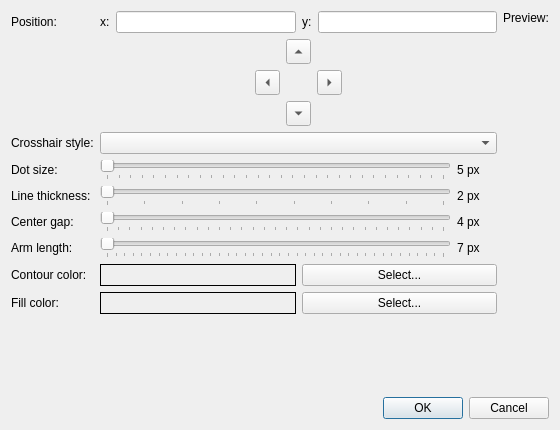
Old version of the form src/settings.ui in the repository JosephMcEvoy/center-dot.
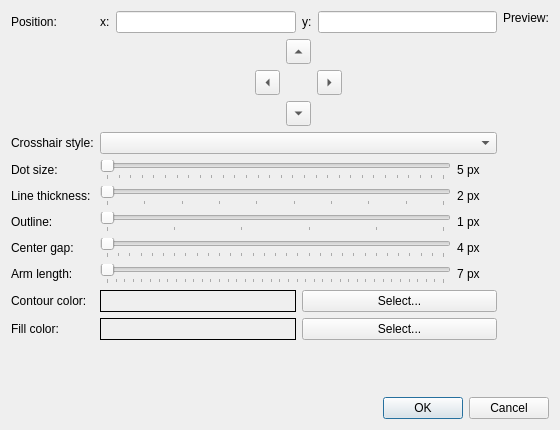
New version of the form.

Commit message: feat: make the outline a setting of its own, 0 switches it off

Patch:
```diff
--- a/src/settings.ui
+++ b/src/settings.ui
@@ -264,13 +264,59 @@
         </layout>
        </item>
        <item row="5" column="0">
+        <widget class="QLabel" name="contourWidthLbl">
+         <property name="text">
+          <string>Outline:</string>
+         </property>
+        </widget>
+       </item>
+       <item row="5" column="1">
+        <layout class="QHBoxLayout" name="contourWidthHbox">
+         <item>
+          <widget class="QSlider" name="contourWidthSlider">
+           <property name="toolTip">
+            <string>Width of the outline drawn around the crosshair. The outline sits outside the shape, so it adds this much on either side of every line. Drag to 0 to switch it off.</string>
+           </property>
+           <property name="minimum">
+            <number>0</number>
+           </property>
+           <property name="maximum">
+            <number>5</number>
+           </property>
+           <property name="orientation">
+            <enum>Qt::Horizontal</enum>
+           </property>
+           <property name="tickPosition">
+            <enum>QSlider::TicksBelow</enum>
+           </property>
+           <property name="tickInterval">
+            <number>1</number>
+           </property>
+          </widget>
+         </item>
+         <item>
+          <widget class="QLabel" name="contourWidthValueLbl">
+           <property name="minimumSize">
+            <size>
+             <width>40</width>
+             <height>0</height>
+            </size>
+           </property>
+           <property name="text">
+            <string>1 px</string>
+           </property>
+          </widget>
+         </item>
+        </layout>
+       </item>
+       <item row="6" column="0">
         <widget class="QLabel" name="gapSizeLbl">
          <property name="text">
           <string>Center gap:</string>
          </property>
         </widget>
        </item>
-       <item row="5" column="1">
+       <item row="6" column="1">
         <layout class="QHBoxLayout" name="gapSizeHbox">
          <item>
           <widget class="QSlider" name="gapSizeSlider">
@@ -306,14 +352,14 @@
          </item>
         </layout>
        </item>
-       <item row="6" column="0">
+       <item row="7" column="0">
         <widget class="QLabel" name="armLengthLbl">
          <property name="text">
           <string>Arm length:</string>
          </property>
         </widget>
        </item>
-       <item row="6" column="1">
+       <item row="7" column="1">
         <layout class="QHBoxLayout" name="armLengthHbox">
          <item>
           <widget class="QSlider" name="armLengthSlider">
@@ -349,7 +395,7 @@
          </item>
         </layout>
        </item>
-       <item row="7" column="0">
+       <item row="8" column="0">
         <widget class="QLabel" name="contourColorLbl">
          <property name="frameShadow">
           <enum>QFrame::Sunken</enum>
@@ -359,7 +405,7 @@
          </property>
         </widget>
        </item>
-       <item row="7" column="1">
+       <item row="8" column="1">
         <layout class="QHBoxLayout" name="contourColorHbox">
          <item>
           <widget class="QFrame" name="contourColorBox">
@@ -383,14 +429,14 @@
          </item>
         </layout>
        </item>
-       <item row="8" column="0">
+       <item row="9" column="0">
         <widget class="QLabel" name="fillColorLbl">
          <property name="text">
           <string>Fill color:</string>
          </property>
         </widget>
        </item>
-       <item row="8" column="1">
+       <item row="9" column="1">
         <layout class="QHBoxLayout" name="fillColorHbox">
          <item>
           <widget class="QFrame" name="fillColorBox">
```
The commit also changes 6 other files.
